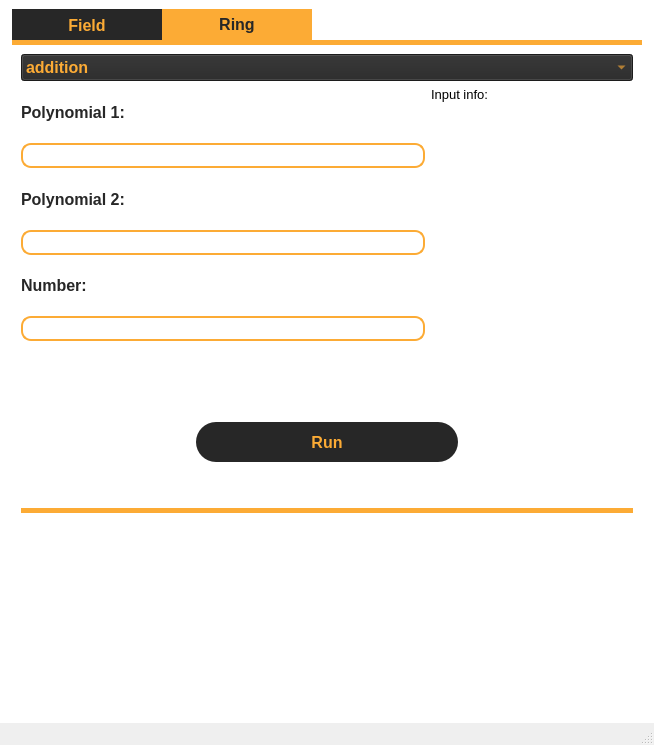
Qt form gui/mainwindow.ui (yevkk/polynomial-calculus) before a commit.
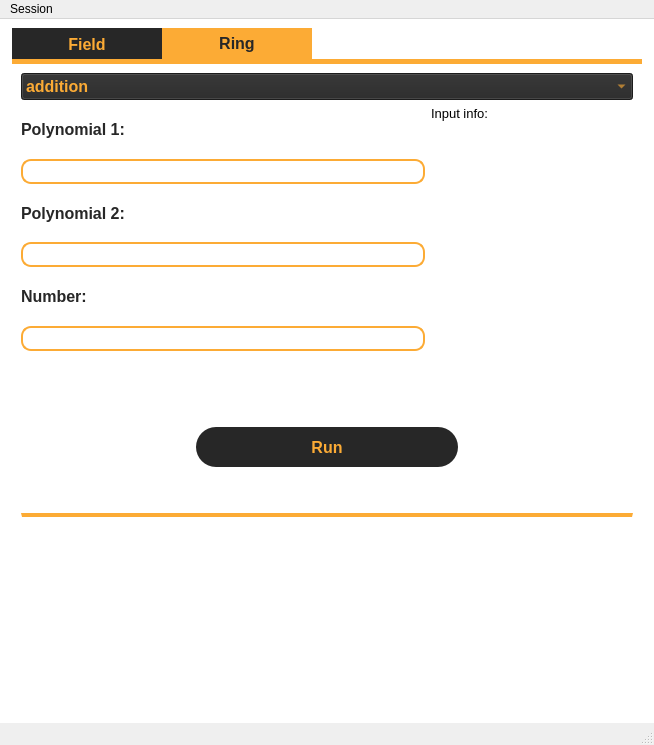
The same form after that commit. The open tabs and pages were chosen to show the change.

What changed in the file:
```diff
--- a/gui/mainwindow.ui
+++ b/gui/mainwindow.ui
@@ -666,7 +666,7 @@
            <attribute name="title">
             <string>Ring</string>
            </attribute>
-           <layout class="QVBoxLayout" name="verticalLayout_5" stretch="1,5,1,0,3">
+           <layout class="QVBoxLayout" name="verticalLayout_5" stretch="1,5,1,0,0">
             <item>
              <widget class="QComboBox" name="ringActionSelect">
               <property name="font">
@@ -933,7 +933,7 @@
              </spacer>
             </item>
             <item>
-             <widget class="QLabel" name="ringResultLabel">
+             <widget class="QPlainTextEdit" name="ringResultText">
               <property name="font">
                <font>
                 <family>Segoe UI</family>
@@ -941,16 +941,10 @@
                </font>
               </property>
               <property name="styleSheet">
-               <string notr="true">color: #272727; border-top: 5px solid #fcab35;</string>
+               <string notr="true">border-top: 4px solid #fcab35; color: #272727;</string>
               </property>
-              <property name="text">
-               <string/>
-              </property>
-              <property name="alignment">
-               <set>Qt::AlignLeading|Qt::AlignLeft|Qt::AlignTop</set>
-              </property>
-              <property name="margin">
-               <number>10</number>
+              <property name="readOnly">
+               <bool>true</bool>
               </property>
              </widget>
             </item>
@@ -973,6 +967,13 @@
      <height>22</height>
     </rect>
    </property>
+   <widget class="QMenu" name="menuSession">
+    <property name="title">
+     <string>Session</string>
+    </property>
+    <addaction name="actionReset"/>
+   </widget>
+   <addaction name="menuSession"/>
   </widget>
   <widget class="QStatusBar" name="statusbar"/>
  </widget>
```
Left out of the diff: 39 changed lines with no effect on the pictures.
